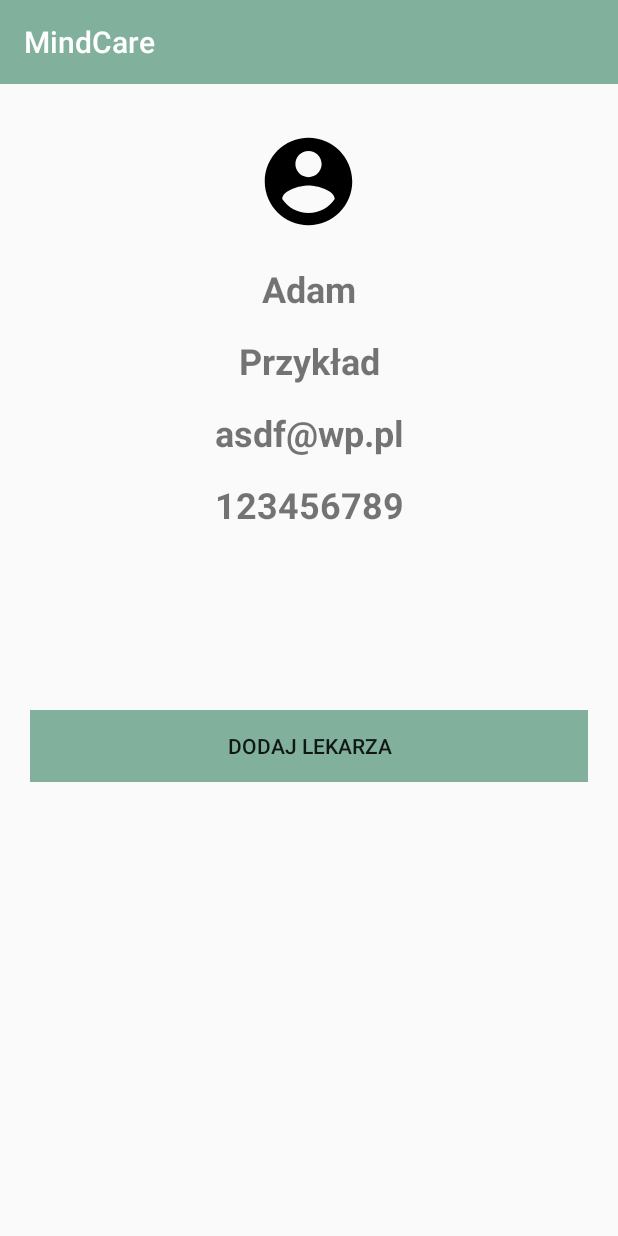
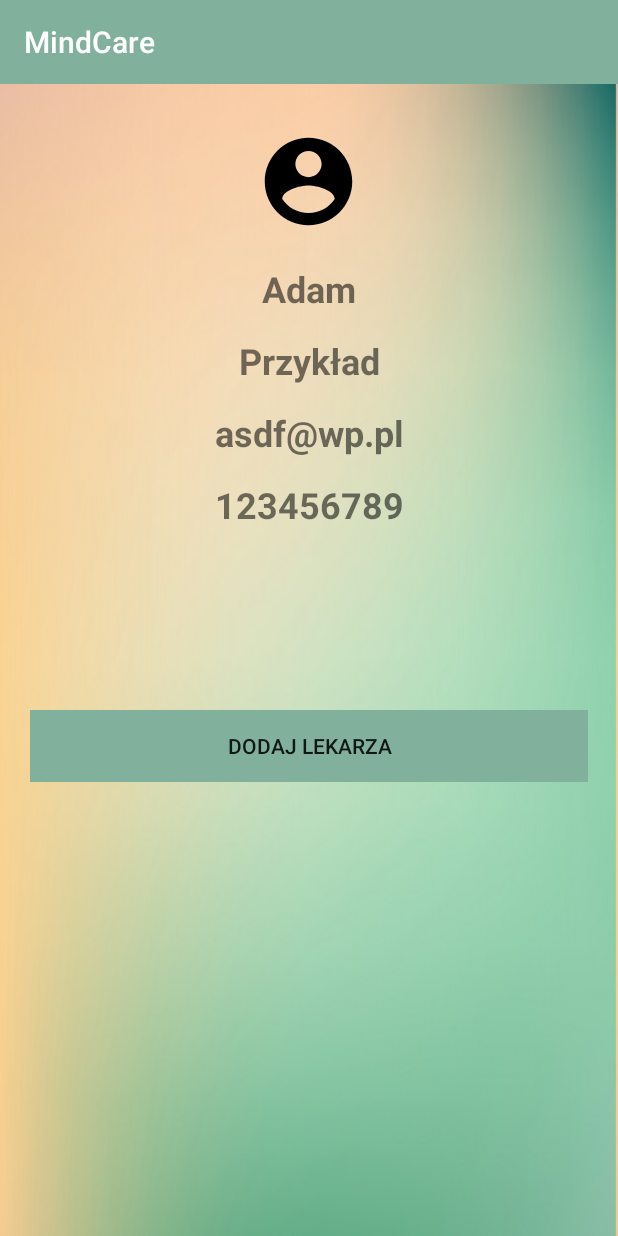
Before and after one commit to zJavaproject/TheWhiteWolfHackathon, an Android app: the UserViewActivity screen opened directly, with no data from a screen before it, on a phone screen of 412 x 824 dp. Run offline under Robolectric (Android 15) with nearby library versions, the phone set to English and light mode, and no system bars.

Commit message:
maybe last one

```diff
--- a/MobileApp/app/src/main/res/layout/activity_user_view.xml
+++ b/MobileApp/app/src/main/res/layout/activity_user_view.xml
@@ -5,7 +5,8 @@
     android:layout_width="match_parent"
     android:layout_height="match_parent"
     android:orientation="vertical"
-    tools:context=".MyProfileActivity">
+    android:background="@drawable/gradient"
+    tools:context=".UserViewActivity">
 
     <ImageView
         android:id="@+id/ivAvatar"
```
